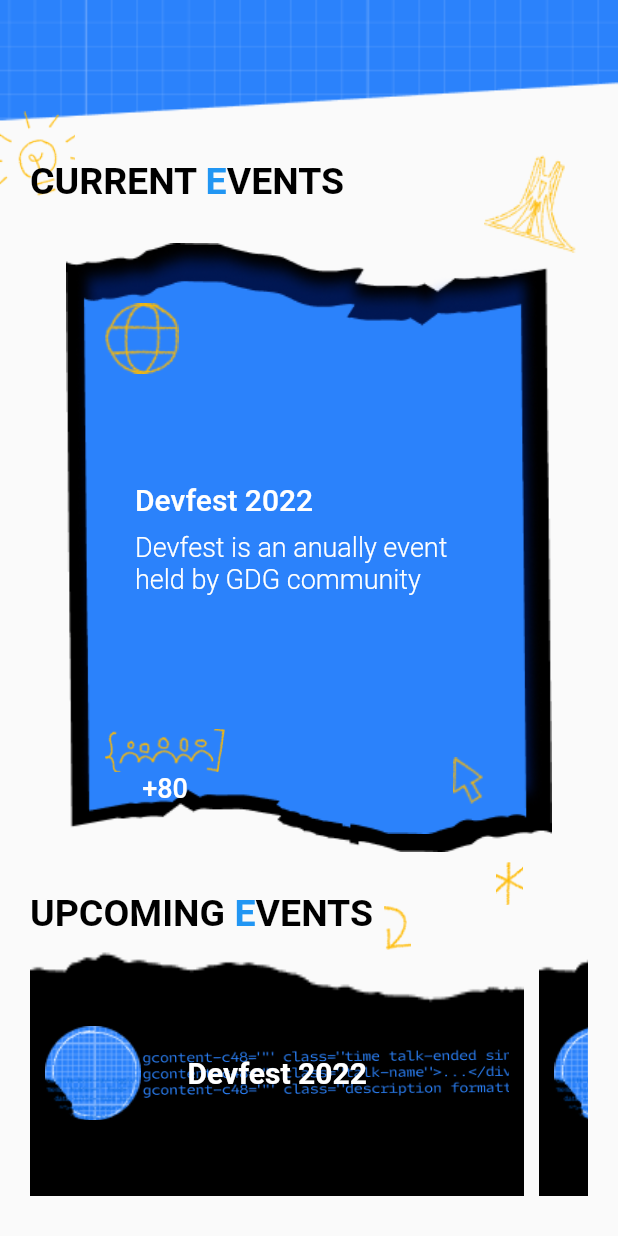
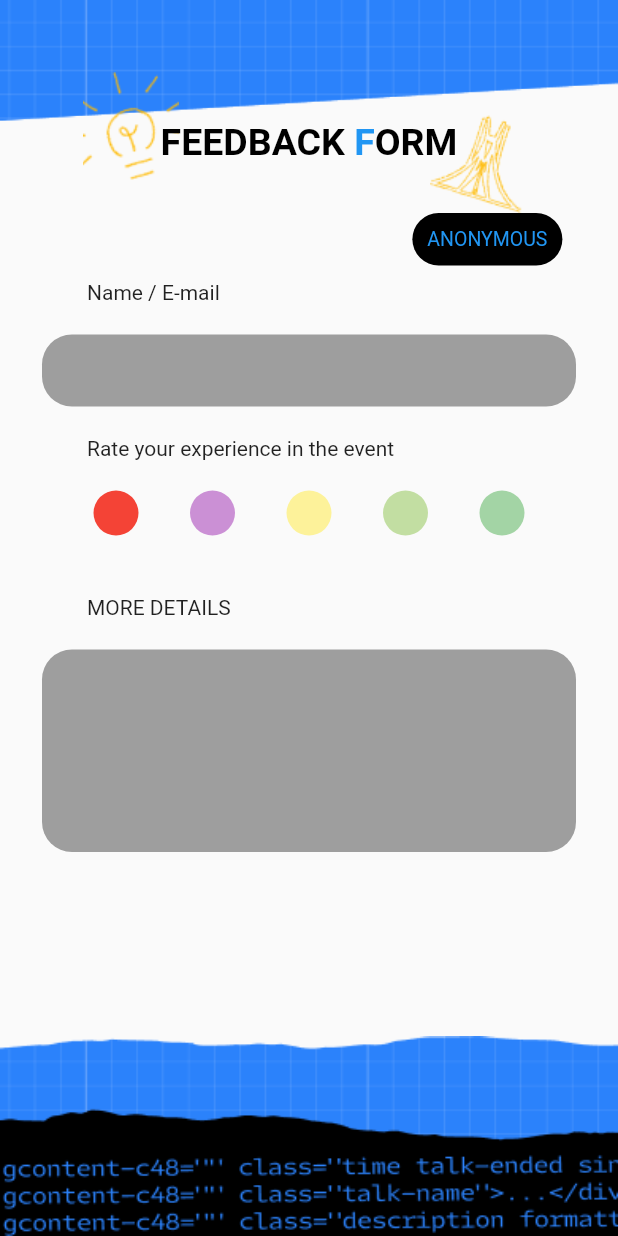
Before and after one commit to chechna9/Devfest22_MobileTrack_UiScreen, a Flutter app: the screen it shows after launch, on a phone screen of 412 x 824 dp. Run offline on Flutter 3.47's test engine with Material 2 defaults, Android fonts, the phone set to English and light mode, and no system bars.

Commit message:
feedback done need only to fix keyboard

```diff
--- /dev/null
+++ b/lib/components/rate_elmnt.dart
@@ -0,0 +1,38 @@
+import 'package:flutter/material.dart';
+
+class RateElement extends StatefulWidget {
+  final int rate;
+  final int selfRate;
+  final Color color;
+  final Function update;
+  const RateElement(
+      {super.key,
+      required this.color,
+      required this.rate,
+      required this.selfRate,
+      required this.update});
+
+  @override
+  State<RateElement> createState() => _RateElementState();
+}
+
+class _RateElementState extends State<RateElement> {
+  @override
+  Widget build(BuildContext context) {
+    return GestureDetector(
+      onTap: () {
+        widget.update(widget.selfRate);
+      },
+      child: Container(
+        height: 30,
+        width: 30,
+        decoration: BoxDecoration(
+          color: widget.selfRate == widget.rate
+              ? widget.color
+              : widget.color.withOpacity(0.5),
+          borderRadius: BorderRadius.circular(50),
+        ),
+      ),
+    );
+  }
+}
--- a/lib/main.dart
+++ b/lib/main.dart
@@ -1,5 +1,6 @@
 import 'package:devfest_challenges/pages/agenda_page.dart';
 import 'package:devfest_challenges/pages/events.dart';
+import 'package:devfest_challenges/pages/feedbacks.dart';
 import 'package:flutter/material.dart';
 
 void main() {
@@ -17,7 +18,7 @@
         primarySwatch: Colors.blue,
       ),
       home: const SafeArea(
-        child: Events(),
+        child: Feedbacks(),
       ),
     );
   }
--- /dev/null
+++ b/lib/pages/feedbacks.dart
@@ -0,0 +1,269 @@
+import 'package:devfest_challenges/components/rate_elmnt.dart';
+import 'package:flutter/material.dart';
+
+class Feedbacks extends StatefulWidget {
+  const Feedbacks({super.key});
+
+  @override
+  State<Feedbacks> createState() => _FeedbacksState();
+}
+
+class _FeedbacksState extends State<Feedbacks> {
+  late int rate;
+  void setRate(newRate) {
+    setState(() {
+      rate = newRate;
+    });
+  }
+
+  @override
+  void initState() {
+    super.initState();
+    setState(() {
+      rate = 1;
+    });
+  }
+
+  @override
+  Widget build(BuildContext context) {
+    return Material(
+      child: Stack(
+        alignment: Alignment.center,
+        clipBehavior: Clip.none,
+        children: [
+          Positioned(
+            top: 0,
+            child: Image.asset(
+              'assets/background.png',
+              width: MediaQuery.of(context).size.width,
+              fit: BoxFit.contain,
+            ),
+          ),
+          Positioned(
+            bottom: 20,
+            child: Image.asset(
+              'assets/background2.png',
+              width: MediaQuery.of(context).size.width,
+              fit: BoxFit.contain,
+            ),
+          ),
+          Positioned(
+            bottom: -20,
+            child: Image.asset(
+              'assets/background3.png',
+              width: MediaQuery.of(context).size.width,
+              fit: BoxFit.contain,
+            ),
+          ),
+          Positioned(
+            bottom: 0,
+            child: Image.asset(
+              'assets/text.png',
+              width: MediaQuery.of(context).size.width,
+              fit: BoxFit.contain,
+            ),
+          ),
+          Container(
+            padding: const EdgeInsets.only(left: 20, right: 20, top: 80),
+            decoration: const BoxDecoration(
+              image: DecorationImage(
+                image: AssetImage('assets/background.png'),
+                alignment: Alignment.topCenter,
+                fit: BoxFit.contain,
+              ),
+            ),
+            child: Column(
+              crossAxisAlignment: CrossAxisAlignment.center,
+              children: [
+                const Upper(),
+                const SizedBox(
+                  height: 70,
+                ),
+                Expanded(
+                  child: SingleChildScrollView(
+                    child: Form(
+                      child: Padding(
+                        padding: const EdgeInsets.all(8.0),
+                        child: Column(
+                          crossAxisAlignment: CrossAxisAlignment.start,
+                          children: [
+                            Transform.translate(
+                              offset: const Offset(30, 0),
+                              child: const Text(
+                                'Name / E-mail',
+                              ),
+                            ),
+                            const SizedBox(
+                              height: 20,
+                            ),
+                            TextFormField(
+                              decoration: InputDecoration(
+                                contentPadding: const EdgeInsets.symmetric(
+                                  vertical: 0,
+                                  horizontal: 10,
+                                ),
+                                filled: true,
+                                fillColor: Colors.grey,
+                                focusedBorder:
+                                    myOutlinedBorder(color: Colors.black),
+                                enabledBorder:
+                                    myOutlinedBorder(color: Colors.transparent),
+                              ),
+                            ),
+                            const SizedBox(
+                              height: 20,
+                            ),
+                            Transform.translate(
+                              offset: const Offset(30, 0),
+                              child: const Text(
+                                'Rate your experience in the event',
+                              ),
+                            ),
+                            const SizedBox(
+                              height: 20,
+                            ),
+                            Row(
+                              mainAxisAlignment: MainAxisAlignment.spaceEvenly,
+                              children: [
+                                RateElement(
+                                  color: Colors.red,
+                                  selfRate: 1,
+                                  update: setRate,
+                                  rate: rate,
+                                ),
+                                RateElement(
+                                  color: Colors.purple,
+                                  selfRate: 2,
+                                  update: setRate,
+                                  rate: rate,
+                                ),
+                                RateElement(
+                                  color: Colors.yellow,
+                                  selfRate: 3,
+                                  update: setRate,
+                                  rate: rate,
+                                ),
+                                RateElement(
+                                  color: Colors.lightGreen,
+                                  selfRate: 4,
+                                  update: setRate,
+                                  rate: rate,
+                                ),
+                                RateElement(
+                                  color: Colors.green,
+                                  selfRate: 5,
+                                  update: setRate,
+                                  rate: rate,
+                                ),
+                              ],
+                            ),
+                            const SizedBox(
+                              height: 20,
+                            ),
+                            // rate
+                            const SizedBox(
+                              height: 20,
+                            ),
+                            Transform.translate(
+                              offset: const Offset(30, 0),
+                              child: const Text(
+                                'MORE DETAILS',
+                              ),
+                            ),
+                            const SizedBox(
+                              height: 20,
+                            ),
+                            TextFormField(
+                              maxLines: 5,
+                              decoration: InputDecoration(
+                                filled: true,
+                                fillColor: Colors.grey,
+                                focusedBorder:
+                                    myOutlinedBorder(color: Colors.black),
+                                enabledBorder:
+                                    myOutlinedBorder(color: Colors.transparent),
+                              ),
+                            ),
+                          ],
+                        ),
+                      ),
+                    ),
+                  ),
+                ),
+              ],
+            ),
+          ),
+        ],
+      ),
+    );
+  }
+}
+
+class Upper extends StatelessWidget {
+  const Upper({
+    Key? key,
+  }) : super(key: key);
+
+  @override
+  Widget build(BuildContext context) {
+    return Stack(
+      alignment: Alignment.center,
+      clipBehavior: Clip.none,
+      children: [
+        Positioned(
+          left: -60,
+          bottom: -20,
+          child: Image.asset(
+            'assets/Lampe.png',
+            width: 80,
+          ),
+        ),
+        Positioned(
+          right: -70,
+          top: -10,
+          child: Column(
+            children: [
+              Image.asset('assets/Maqam_el_chahid.png'),
+              Container(
+                padding: const EdgeInsets.all(10),
+                decoration: BoxDecoration(
+                  color: Colors.black,
+                  borderRadius: BorderRadius.circular(20),
+                ),
+                child: const Text(
+                  "ANONYMOUS",
+                  style: TextStyle(
+                    color: Colors.blue,
+                    fontSize: 13,
+                  ),
+                ),
+              ),
+            ],
+          ),
+        ),
+        RichText(
+          text: const TextSpan(
+            text: 'FEEDBACK ',
+            style: TextStyle(
+              fontSize: 25,
+              color: Colors.black,
+              fontWeight: FontWeight.bold,
+            ),
+            children: <TextSpan>[
+              TextSpan(text: 'F', style: TextStyle(color: Colors.blue)),
+              TextSpan(text: 'ORM'),
+            ],
+          ),
+        ),
+      ],
+    );
+  }
+}
+
+OutlineInputBorder myOutlinedBorder({Color? color}) => OutlineInputBorder(
+      borderRadius: BorderRadius.circular(20),
+      borderSide: BorderSide(
+        color: color ?? Colors.black,
+        width: 2,
+      ),
+    );
```
